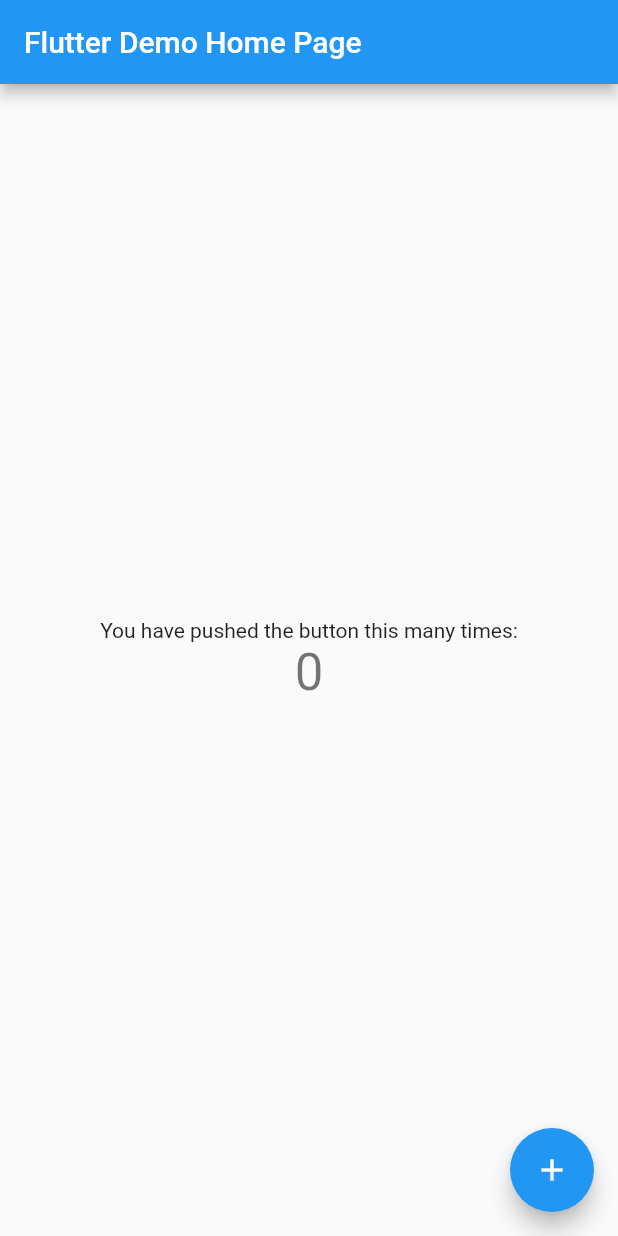
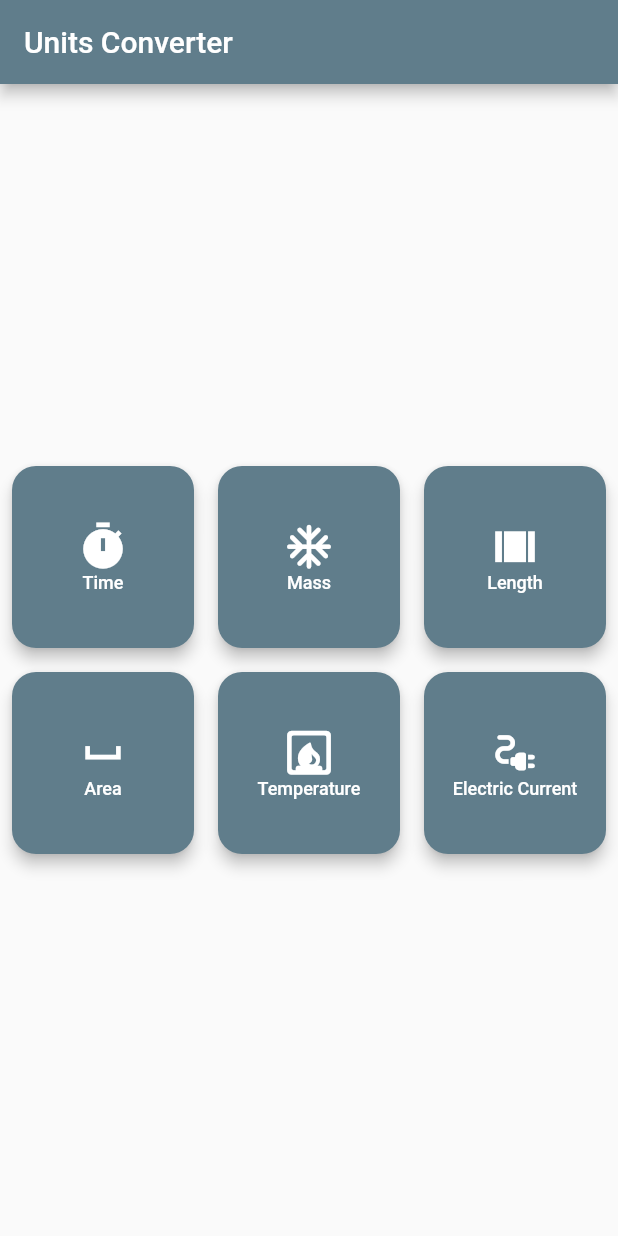
Before and after one commit to omer358/units_converter, a Flutter app: the screen it shows after launch, on a phone screen of 412 x 824 dp. Run offline on Flutter 3.47's test engine with Material 2 defaults, Android fonts, the phone set to English and light mode, and no system bars.

Commit message:
Add basic home screen

```diff
--- a/lib/main.dart
+++ b/lib/main.dart
@@ -1,115 +1,7 @@
 import 'package:flutter/material.dart';
 
+import 'screens/home.dart';
+
 void main() {
-  runApp(const MyApp());
+  runApp(const Home());
 }
-
-class MyApp extends StatelessWidget {
-  const MyApp({Key? key}) : super(key: key);
-
-  // This widget is the root of your application.
-  @override
-  Widget build(BuildContext context) {
-    return MaterialApp(
-      title: 'Flutter Demo',
-      theme: ThemeData(
-        // This is the theme of your application.
-        //
-        // Try running your application with "flutter run". You'll see the
-        // application has a blue toolbar. Then, without quitting the app, try
-        // changing the primarySwatch below to Colors.green and then invoke
-        // "hot reload" (press "r" in the console where you ran "flutter run",
-        // or simply save your changes to "hot reload" in a Flutter IDE).
-        // Notice that the counter didn't reset back to zero; the application
-        // is not restarted.
-        primarySwatch: Colors.blue,
-      ),
-      home: const MyHomePage(title: 'Flutter Demo Home Page'),
-    );
-  }
-}
-
-class MyHomePage extends StatefulWidget {
-  const MyHomePage({Key? key, required this.title}) : super(key: key);
-
-  // This widget is the home page of your application. It is stateful, meaning
-  // that it has a State object (defined below) that contains fields that affect
-  // how it looks.
-
-  // This class is the configuration for the state. It holds the values (in this
-  // case the title) provided by the parent (in this case the App widget) and
-  // used by the build method of the State. Fields in a Widget subclass are
-  // always marked "final".
-
-  final String title;
-
-  @override
-  State<MyHomePage> createState() => _MyHomePageState();
-}
-
-class _MyHomePageState extends State<MyHomePage> {
-  int _counter = 0;
-
-  void _incrementCounter() {
-    setState(() {
-      // This call to setState tells the Flutter framework that something has
-      // changed in this State, which causes it to rerun the build method below
-      // so that the display can reflect the updated values. If we changed
-      // _counter without calling setState(), then the build method would not be
-      // called again, and so nothing would appear to happen.
-      _counter++;
-    });
-  }
-
-  @override
-  Widget build(BuildContext context) {
-    // This method is rerun every time setState is called, for instance as done
-    // by the _incrementCounter method above.
-    //
-    // The Flutter framework has been optimized to make rerunning build methods
-    // fast, so that you can just rebuild anything that needs updating rather
-    // than having to individually change instances of widgets.
-    return Scaffold(
-      appBar: AppBar(
-        // Here we take the value from the MyHomePage object that was created by
-        // the App.build method, and use it to set our appbar title.
-        title: Text(widget.title),
-      ),
-      body: Center(
-        // Center is a layout widget. It takes a single child and positions it
-        // in the middle of the parent.
-        child: Column(
-          // Column is also a layout widget. It takes a list of children and
-          // arranges them vertically. By default, it sizes itself to fit its
-          // children horizontally, and tries to be as tall as its parent.
-          //
-          // Invoke "debug painting" (press "p" in the console, choose the
-          // "Toggle Debug Paint" action from the Flutter Inspector in Android
-          // Studio, or the "Toggle Debug Paint" command in Visual Studio Code)
-          // to see the wireframe for each widget.
-          //
-          // Column has various properties to control how it sizes itself and
-          // how it positions its children. Here we use mainAxisAlignment to
-          // center the children vertically; the main axis here is the vertical
-          // axis because Columns are vertical (the cross axis would be
-          // horizontal).
-          mainAxisAlignment: MainAxisAlignment.center,
-          children: <Widget>[
-            const Text(
-              'You have pushed the button this many times:',
-            ),
-            Text(
-              '$_counter',
-              style: Theme.of(context).textTheme.headline4,
-            ),
-          ],
-        ),
-      ),
-      floatingActionButton: FloatingActionButton(
-        onPressed: _incrementCounter,
-        tooltip: 'Increment',
-        child: const Icon(Icons.add),
-      ), // This trailing comma makes auto-formatting nicer for build methods.
-    );
-  }
-}
--- /dev/null
+++ b/lib/screens/home.dart
@@ -0,0 +1,67 @@
+import 'package:flutter/material.dart';
+
+class Home extends StatelessWidget {
+  const Home({Key? key}) : super(key: key);
+  @override
+  Widget build(BuildContext context) {
+    return MaterialApp(
+      title: 'Units converter',
+      theme: ThemeData(
+        primarySwatch: Colors.blueGrey,
+      ),
+      home: Scaffold(
+        appBar: AppBar(
+          title: const Text("Units Converter"),
+        ),
+        body: Center(
+          child: GridView.count(
+            shrinkWrap: true,
+            // Create a grid with 2 columns. If you change the scrollDirection to
+            // horizontal, this produces 2 rows.
+            crossAxisCount: 3,
+            // Generate 100 widgets that display their index in the List.
+            children: [
+              unitsWidgets("Time", Icons.timer, () {}),
+              unitsWidgets("Mass", Icons.ac_unit_rounded, () {}),
+              unitsWidgets("Length", Icons.view_array_sharp, () {}),
+              unitsWidgets("Area", Icons.space_bar, () {}),
+              unitsWidgets("Temperature", Icons.fireplace_rounded, () {}),
+              unitsWidgets(
+                  "Electric Current", Icons.electrical_services_rounded, () {})
+            ],
+          ),
+        ),
+      ),
+    );
+  }
+
+  Container unitsWidgets(label, icon, onPressed) {
+    return Container(
+        margin: const EdgeInsets.fromLTRB(8, 8, 8, 8),
+        child: TextButton(
+          onPressed: onPressed,
+          child: Column(
+            mainAxisAlignment: MainAxisAlignment.center,
+            crossAxisAlignment: CrossAxisAlignment.center,
+            children: <Widget>[
+              Icon(
+                icon,
+                size: 35,
+              ), // icon
+              Text(
+                label,
+                style: const TextStyle(fontSize: 12),
+              ), // text
+            ],
+          ),
+          style: TextButton.styleFrom(
+            elevation: 4.0,
+            primary: Colors.white,
+            backgroundColor: Colors.blueGrey,
+            shape: RoundedRectangleBorder(
+              borderRadius: BorderRadius.circular(16.0),
+            ),
+          ),
+        ));
+  }
+}
```
Also changed, not shown: home.png (added).
